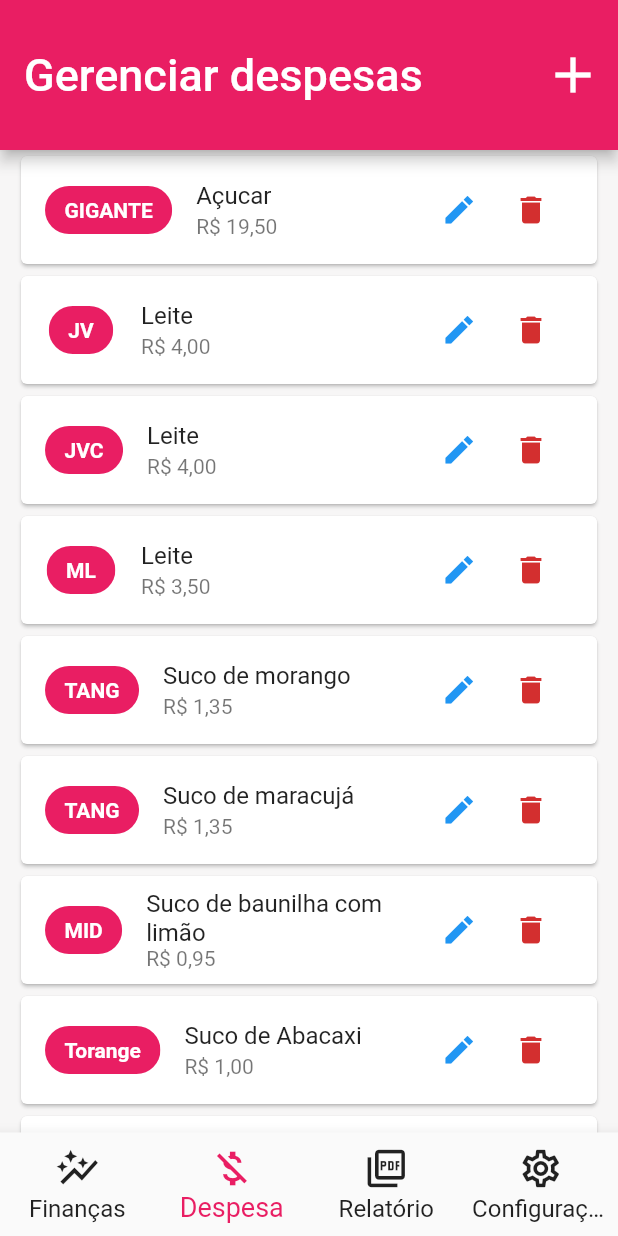
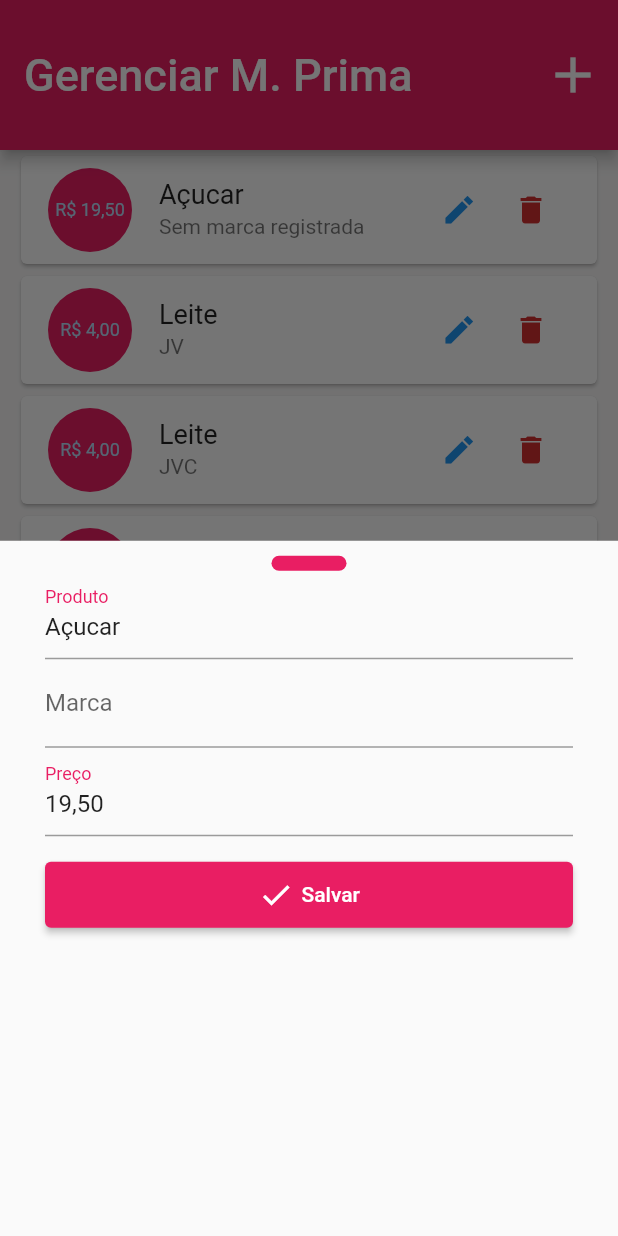
Before and after one commit to Jo-Analyst/app-good-taste, a Flutter app: the screen it shows after launch, item 2 of the bottom bar chosen, after a tap on the "edit" icon, on a phone screen of 412 x 824 dp. Run offline on Flutter 3.47's test engine with Material 2 defaults, Android fonts, the phone set to English and light mode, and no system bars; our stand-ins replace sqflite; accounts and stored records are empty.

Commit message:
implementando a parte do incone edit

```diff
--- a/lib/app/model/config/db.dart
+++ b/lib/app/model/config/db.dart
@@ -7,16 +7,18 @@ class DB {
     return sql.openDatabase(
       path.join(dbPath, "icecream.db"),
       onCreate: (db, version) {
-        // return db.execute(
-        //   "CREATE TABLE products (id INTEGER PRIMARY KEY, name TEXT NOT NULL, brand TEXT NULL, price REAL NOT NULL)",
-        //   // brand - marca
-        //   // flavors - sabores
-        // );
+        // brand - marca
+        // flavors - sabores
+        // raw_materials - matérias-primas
+
         db.execute(
-          "CREATE TABLE products (id INTEGER PRIMARY KEY, name TEXT NOT NULL, brand TEXT NULL, price REAL NOT NULL)",
+          "CREATE TABLE raw_materials (id INTEGER PRIMARY KEY, name TEXT NOT NULL, brand TEXT NULL, price REAL NOT NULL)",
         );
         db.execute(
           'CREATE TABLE flavors (id INTEGER PRIMARY KEY, type TEXT NOT NULL)',
+        );
+          db.execute(
+          'CREATE TABLE products (id INTEGER PRIMARY KEY, name TEXT NOT NULL, price)',
         );
 
         db.execute('CREATE TABLE productions (id INTEGER PRIMARY KEY, quantity INTEGER NOT NULL, date_production TEXT)');
@@ -25,7 +27,7 @@ class DB {
     );
   }
 
-  static Future<void> insert(String table, Map<String, Object> data) async {
+  static Future<void> save(String table, Map<String, Object> data) async {
     final db = await DB.database();
     await db.insert(table, data,
         conflictAlgorithm: sql.ConflictAlgorithm.replace);
--- a/lib/app/page/expenses.dart
+++ /dev/null
@@ -1,73 +0,0 @@
-import 'package:flutter/material.dart';
-import 'package:ice_cream/app/template/expense_form.dart';
-import 'package:ice_cream/app/template/expense_list.dart';
-
-class ExpensesPage extends StatelessWidget {
-  const ExpensesPage({super.key});
-
-  @override
-  Widget build(BuildContext context) {
-    final List<Map<String, dynamic>> expenses = [
-      {"name": "Açucar", "price": 19.50, "brand": "GIGANTE"},
-      {"name": "Leite", "price": 4, "brand": "JV"},
-      {"name": "Leite", "price": 4, "brand": "JVC"},
-      {"name": "Leite", "price": 3.50, "brand": "ML"},
-      {"name": "Suco de morango", "price": 1.35, "brand": "TANG"},
-      {"name": "Suco de maracujá", "price": 1.35, "brand": "TANG"},
-      {"name": "Suco de baunilha com limão", "price": 0.95, "brand": "MID"},
-      {"name": "Suco de Abacaxi", "price": 1.00, "brand": "Torange"},
-      {"name": "Suco de Uva", "price": 1.35, "brand": "TANG"},
-      {"name": "Suco de Iorgute de Morango", "price": .95, "brand": "MID"},
-      {"name": "Suco de Iorgute de Maracujá", "price": .95, "brand": "MID"},
-    ];
-
-    showModal(BuildContext context) {
-      showModalBottomSheet(
-        context: context,
-        builder: (_) {
-          return const ExpenseForm();
-        },
-      );
-    }
-
-    return Scaffold(
-      appBar: AppBar(
-        actions: [
-          Container(
-            margin: const EdgeInsets.only(right: 10),
-            child: IconButton(
-              onPressed: () => showModal(context),
-              icon: const Icon(
-                Icons.add,
-                size: 40,
-              ),
-            ),
-          ),
-        ],
-        title: const Text(
-          "Gerenciar despesas",
-          style: TextStyle(fontSize: 30),
-        ),
-        backgroundColor: Theme.of(context).primaryColor,
-        toolbarHeight: 100,
-      ),
-      body: ListView(
-        children: [
-          Padding(
-            padding: const EdgeInsets.symmetric(horizontal: 10),
-            child: ListView.builder(
-              itemCount: expenses.length,
-              shrinkWrap: true,
-              physics: const NeverScrollableScrollPhysics(),
-              itemBuilder: (context, index) {
-                return Card(
-                  child: ExpenseList(expenses[index]),
-                );
-              },
-            ),
-          ),
-        ],
-      ),
-    );
-  }
-}
--- /dev/null
+++ b/lib/app/page/feedstock.dart
@@ -0,0 +1,74 @@
+import 'package:flutter/material.dart';
+import 'package:ice_cream/app/partils/modal.dart';
+import 'package:ice_cream/app/template/feedstock_list.dart';
+
+class FeedstockPage extends StatelessWidget {
+  const FeedstockPage({super.key});
+
+  @override
+  Widget build(BuildContext context) {
+    final List<Map<String, dynamic>> feedstock = [
+      {"name": "Açucar", "price": 19.50, "brand": ""},
+      {"name": "Leite", "price": 4, "brand": "JV"},
+      {"name": "Leite", "price": 4, "brand": "JVC"},
+      {"name": "Leite", "price": 3.50, "brand": "ML"},
+      {"name": "Suco de morango", "price": 1.35, "brand": "TANG"},
+      {"name": "Suco de maracujá", "price": 1.35, "brand": "TANG"},
+      {"name": "Suco de baunilha com limão", "price": 0.95, "brand": "MID"},
+      {"name": "Suco de Abacaxi", "price": 1.00, "brand": "Torange"},
+      {"name": "Suco de Uva", "price": 1.35, "brand": "TANG"},
+      {"name": "Suco de Iorgute de Morango", "price": .95, "brand": "MID"},
+      {"name": "Suco de Iorgute de Maracujá", "price": .95, "brand": "MID"},
+    ];
+
+
+    return Scaffold(
+      appBar: AppBar(
+        actions: [
+          Container(
+            margin: const EdgeInsets.only(right: 10),
+            child: IconButton(
+              onPressed: () => Modal.showModal(context, {}),
+              icon: const Icon(
+                Icons.add,
+                size: 40,
+              ),
+            ),
+          ),
+        ],
+        title: const Text(
+          "Gerenciar M. Prima",
+          style: TextStyle(fontSize: 30),
+        ),
+        backgroundColor: Theme.of(context).primaryColor,
+        toolbarHeight: 100,
+      ),
+      body: feedstock.isNotEmpty
+          ? ListView(
+              children: [
+                Padding(
+                  padding: const EdgeInsets.symmetric(horizontal: 10),
+                  child: ListView.builder(
+                    itemCount: feedstock.length,
+                    shrinkWrap: true,
+                    physics: const NeverScrollableScrollPhysics(),
+                    itemBuilder: (context, index) {
+                      return Card(
+                        child: FeedstockList(feedstock[index]),
+                      );
+                    },
+                  ),
+                ),
+              ],
+            )
+          : Center(
+              child: Text(
+                "Não há matéria prima cadastrada.",
+                style: TextStyle(
+                    fontSize:
+                        Theme.of(context).textTheme.displayLarge!.fontSize),
+              ),
+            ),
+    );
+  }
+}
--- a/lib/app/page/ice_cream_view.dart
+++ b/lib/app/page/ice_cream_view.dart
@@ -1,5 +1,5 @@
 import 'package:flutter/material.dart';
-import 'package:ice_cream/app/page/expenses.dart';
+import 'package:ice_cream/app/page/feedstock.dart';
 import 'package:ice_cream/app/page/movement_details_page.dart';
 
 import '../template/bottom_navigation_bar_item.dart';
@@ -35,7 +35,7 @@ class _IceCreamViewState extends State<IceCreamView> {
         onPageChanged: setCurrentPage,
         children: const [
           MovementDetailsPage(),
-          ExpensesPage(),
+          FeedstockPage(),
         ],
       ),
       // extendBody: true,
--- /dev/null
+++ b/lib/app/partils/modal.dart
@@ -0,0 +1,13 @@
+import 'package:flutter/material.dart';
+import 'package:ice_cream/app/template/feedstock_form.dart';
+
+class Modal {
+  static showModal(BuildContext context, Map<String, dynamic> feedstockItem) {
+    showModalBottomSheet(
+      context: context,
+      builder: (_) {
+        return Feedstock(feedstockItem: feedstockItem);
+      },
+    );
+  }
+}
--- a/lib/app/template/bottom_navigation_bar_item.dart
+++ b/lib/app/template/bottom_navigation_bar_item.dart
@@ -8,12 +8,12 @@ class BottomNavigationBarItemTemplate {
         icon: Icon(Icons.auto_graph),
       ),
       BottomNavigationBarItem(
-        icon: Icon(Icons.money_off_csred_outlined),
-        label: "Despesa",
+        icon: Icon(Icons.card_travel_sharp),
+        label: "M. Prima",
       ),
       BottomNavigationBarItem(
-        icon: Icon(Icons.picture_as_pdf_outlined),
-        label: "Relatório",
+        icon: Icon(Icons.shopify_rounded),
+        label: "Produtos",
       ),
       BottomNavigationBarItem(
         icon: Icon(Icons.settings_outlined),
--- a/lib/app/template/expense_form.dart
+++ /dev/null
@@ -1,129 +0,0 @@
-import 'package:flutter/material.dart';
-import 'package:flutter/services.dart';
-
-class ExpenseForm extends StatefulWidget {
-  const ExpenseForm({super.key});
-
-  @override
-  State<ExpenseForm> createState() => _ExpenseFormState();
-}
-
-class _ExpenseFormState extends State<ExpenseForm> {
-  final _key = GlobalKey<FormState>();
-
-  final _name = TextEditingController();
-
-  final _price = TextEditingController();
-
-  final _brand = TextEditingController();
-
-  void save() {
-    if (_key.currentState!.validate()) {
-      // método para salvar
-      // print(_name.text);
-      // print(_price.text);
-      // print(_brand.text);
-    }
-  }
-
-  @override
-  Widget build(BuildContext context) {
-    return Container(
-      margin: const EdgeInsets.symmetric(
-        horizontal: 30,
-        vertical: 10,
-      ),
-      child: Form(
-        key: _key,
-        child: Column(
-          children: [
-            TextFormField(
-              controller: _name,
-              decoration: InputDecoration(
-                labelText: "Nome",
-                floatingLabelStyle: TextStyle(
-                  color: Theme.of(context).primaryColor,
-                ),
-                focusedBorder: UnderlineInputBorder(
-                  borderSide: BorderSide(
-                    color: Theme.of(context).primaryColor,
-                    width: 2,
-                  ),
-                ),
-              ),
-              validator: (name) {
-                if (name!.isEmpty) return "Informe o nome do produto!";
-                return null;
-              },
-              onFieldSubmitted: (_) => save(),
-            ),
-            TextFormField(
-              controller: _brand,
-              decoration: InputDecoration(
-                labelText: "Marca",
-                floatingLabelStyle: TextStyle(
-                  color: Theme.of(context).primaryColor,
-                ),
-                focusedBorder: UnderlineInputBorder(
-                  borderSide: BorderSide(
-                    color: Theme.of(context).primaryColor,
-                    width: 2,
-                  ),
-                ),
-              ),
-              onFieldSubmitted: (_) => save(),
-            ),
-            TextFormField(
-              keyboardType: TextInputType.number,
-              inputFormatters: [FilteringTextInputFormatter.digitsOnly],
-              controller: _price,
-              decoration: InputDecoration(
-                labelText: "Preço",
-                hoverColor: Colors.black87,
-                floatingLabelStyle: TextStyle(
-                  color: Theme.of(context).primaryColor,
-                ),
-                focusedBorder: UnderlineInputBorder(
-                  borderSide: BorderSide(
-                    width: 2,
-                    color: Theme.of(context).primaryColor,
-                  ),
-                ),
-              ),
-              validator: (price) {
-                if (price!.isEmpty) {
-                  return "Informe o preço do produto!";
-                } else if (double.parse(price) <= 0) {
-                  return "Este não um valor válido";
-                }
-
-                return null;
-              },
-              onFieldSubmitted: (_) => save(),
-            ),
-            Container(
-              margin: const EdgeInsets.only(top: 15),
-              child: ElevatedButton(
-                style: ElevatedButton.styleFrom(
-                    backgroundColor: Theme.of(context).primaryColor,
-                    padding: const EdgeInsets.all(10)),
-                onPressed: save,
-                child: const Row(
-                  mainAxisAlignment: MainAxisAlignment.center,
-                  crossAxisAlignment: CrossAxisAlignment.end,
-                  children: [
-                    Icon(Icons.save_alt),
-                    SizedBox(
-                      width: 5,
-                    ),
-                    Text("Salvar")
-                  ],
-                ),
-              ),
-            )
-          ],
-        ),
-      ),
-    );
-  }
-}
--- a/lib/app/template/expense_list.dart
+++ /dev/null
@@ -1,48 +0,0 @@
-import 'package:flutter/material.dart';
-import 'package:intl/intl.dart';
-
-class ExpenseList extends StatelessWidget {
-  final Map<String, dynamic> expenseItem;
-  const ExpenseList(this.expenseItem, {super.key});
-
-  @override
-  Widget build(BuildContext context) {
-    return ListTile(
-      leading: Chip(
-        padding: const EdgeInsets.all(5),
-        label: Text(
-          expenseItem["brand"],
-          style: const TextStyle(
-            color: Colors.white,
-            fontWeight: FontWeight.w700,
-          ),
-        ),
-        backgroundColor: Theme.of(context).primaryColor,
-      ),
-      title: Text(expenseItem["name"]),
-      subtitle:
-          Text(NumberFormat("R\$ #0.00", "PT-BR").format(expenseItem["price"])),
-      trailing: SizedBox(
-        width: 100,
-        child: Row(
-          children: [
-            IconButton(
-              onPressed: () {},
-              icon: const Icon(
-                Icons.edit_sharp,
-                color: Colors.blue,
-              ),
-            ),
-            IconButton(
-              onPressed: () {},
-              icon: Icon(
-                Icons.delete,
-                color: Theme.of(context).colorScheme.error,
-              ),
-            ),
-          ],
-        ),
-      ),
-    );
-  }
-}
--- /dev/null
+++ b/lib/app/template/feedstock_form.dart
@@ -0,0 +1,150 @@
+import 'package:flutter/material.dart';
+import 'package:flutter/services.dart';
+import 'package:intl/intl.dart';
+
+class Feedstock extends StatefulWidget {
+  final Map<String, dynamic> feedstockItem;
+  const Feedstock({required this.feedstockItem, super.key});
+
+  @override
+  State<Feedstock> createState() => _FeedstockState();
+}
+
+class _FeedstockState extends State<Feedstock> {
+  final _key = GlobalKey<FormState>();
+  final _product = TextEditingController();
+  final _price = TextEditingController();
+  final _brand = TextEditingController();
+
+  @override
+  void initState() {
+    super.initState();
+    if (widget.feedstockItem.isEmpty) return;
+
+    _product.text = widget.feedstockItem["name"];
+    _brand.text = widget.feedstockItem["brand"];
+    _price.text =
+        NumberFormat("#0.00", "PT-BR").format(widget.feedstockItem["price"]);
+  }
+
+  void save() {
+    if (_key.currentState!.validate()) {
+      // método para salvar
+      // print(_product.text);
+      // print(_price.text);
+      // print(_brand.text);
+    }
+  }
+
+  @override
+  Widget build(BuildContext context) {
+    return Container(
+      margin: const EdgeInsets.symmetric(
+        horizontal: 30,
+        vertical: 10,
+      ),
+      child: Column(
+        children: [
+          Container(
+            width: 50,
+            height: 10,
+            decoration: BoxDecoration(
+              borderRadius: BorderRadius.circular(10),
+              color: Theme.of(context).primaryColor,
+            ),
+          ),
+          Form(
+            key: _key,
+            child: Column(
+              children: [
+                TextFormField(
+                  controller: _product,
+                  decoration: InputDecoration(
+                    labelText: "Produto",
+                    floatingLabelStyle: TextStyle(
+                      color: Theme.of(context).primaryColor,
+                    ),
+                    focusedBorder: UnderlineInputBorder(
+                      borderSide: BorderSide(
+                        color: Theme.of(context).primaryColor,
+                        width: 2,
+                      ),
+                    ),
+                  ),
+                  validator: (name) {
+                    if (name!.isEmpty) return "Informe o produto!";
+                    return null;
+                  },
+                  onFieldSubmitted: (_) => save(),
+                ),
+                TextFormField(
+                  controller: _brand,
+                  decoration: InputDecoration(
+                    labelText: "Marca",
+                    floatingLabelStyle: TextStyle(
+                      color: Theme.of(context).primaryColor,
+                    ),
+                    focusedBorder: UnderlineInputBorder(
+                      borderSide: BorderSide(
+                        color: Theme.of(context).primaryColor,
+                        width: 2,
+                      ),
+                    ),
+                  ),
+                  onFieldSubmitted: (_) => save(),
+                ),
+                TextFormField(
+                  keyboardType: TextInputType.number,
+                  inputFormatters: [FilteringTextInputFormatter.digitsOnly],
+                  controller: _price,
+                  decoration: InputDecoration(
+                    labelText: "Preço",
+                    hoverColor: Colors.black87,
+                    floatingLabelStyle: TextStyle(
+                      color: Theme.of(context).primaryColor,
+                    ),
+                    focusedBorder: UnderlineInputBorder(
+                      borderSide: BorderSide(
+                        width: 2,
+                        color: Theme.of(context).primaryColor,
+                      ),
+                    ),
+                  ),
+                  validator: (price) {
+                    if (price!.isEmpty) {
+                      return "Informe o preço do produto!";
+                    } else if (double.parse(price) <= 0) {
+                      return "Este não um valor válido";
+                    }
+
+                    return null;
+                  },
+                  onFieldSubmitted: (_) => save(),
+                ),
+                Container(
+                  margin: const EdgeInsets.only(top: 15),
+                  child: ElevatedButton(
+                    style: ElevatedButton.styleFrom(
+                        backgroundColor: Theme.of(context).primaryColor,
+                        padding: const EdgeInsets.all(10)),
+                    onPressed: save,
+                    child: const Row(
+                      mainAxisAlignment: MainAxisAlignment.center,
+                      children: [
+                        Icon(Icons.check),
+                        SizedBox(
+                          width: 5,
+                        ),
+                        Text("Salvar")
+                      ],
+                    ),
+                  ),
+                )
+              ],
+            ),
+          ),
+        ],
+      ),
+    );
+  }
+}
--- /dev/null
+++ b/lib/app/template/feedstock_list.dart
@@ -0,0 +1,53 @@
+import 'package:flutter/material.dart';
+import 'package:ice_cream/app/partils/modal.dart';
+import 'package:intl/intl.dart';
+
+class FeedstockList extends StatelessWidget {
+  final Map<String, dynamic> feedstockItem;
+  const FeedstockList(this.feedstockItem, {super.key});
+
+  @override
+  Widget build(BuildContext context) {
+    return ListTile(
+     leading: CircleAvatar(
+        radius: 30,
+        backgroundColor: Theme.of(context).primaryColor,
+        child: FittedBox(
+          fit: BoxFit.scaleDown,
+          child: Text(
+            NumberFormat("R\$ #0.00", "PT-BR").format(
+              feedstockItem["price"],
+            ),
+            style: const TextStyle(fontSize: 12),
+          ),
+        ),
+      ),
+      title: Text(feedstockItem["name"], style: const TextStyle(fontSize: 18),),
+      subtitle: feedstockItem["brand"].toString().trim() == "" ? const Text("Sem marca registrada") :  Text(
+        feedstockItem["brand"],
+        style: const TextStyle(fontSize: 14),
+      ),
+     trailing: SizedBox(
+        width: 100,
+        child: Row(
+          children: [
+            IconButton(
+              onPressed: () => Modal.showModal(context, feedstockItem),
+              icon: const Icon(
+                Icons.edit_sharp,
+                color: Colors.blue,
+              ),
+            ),
+            IconButton(
+              onPressed: () {},
+              icon: Icon(
+                Icons.delete,
+                color: Theme.of(context).colorScheme.error,
+              ),
+            ),
+          ],
+        ),
+      ),
+    );
+  }
+}
```
